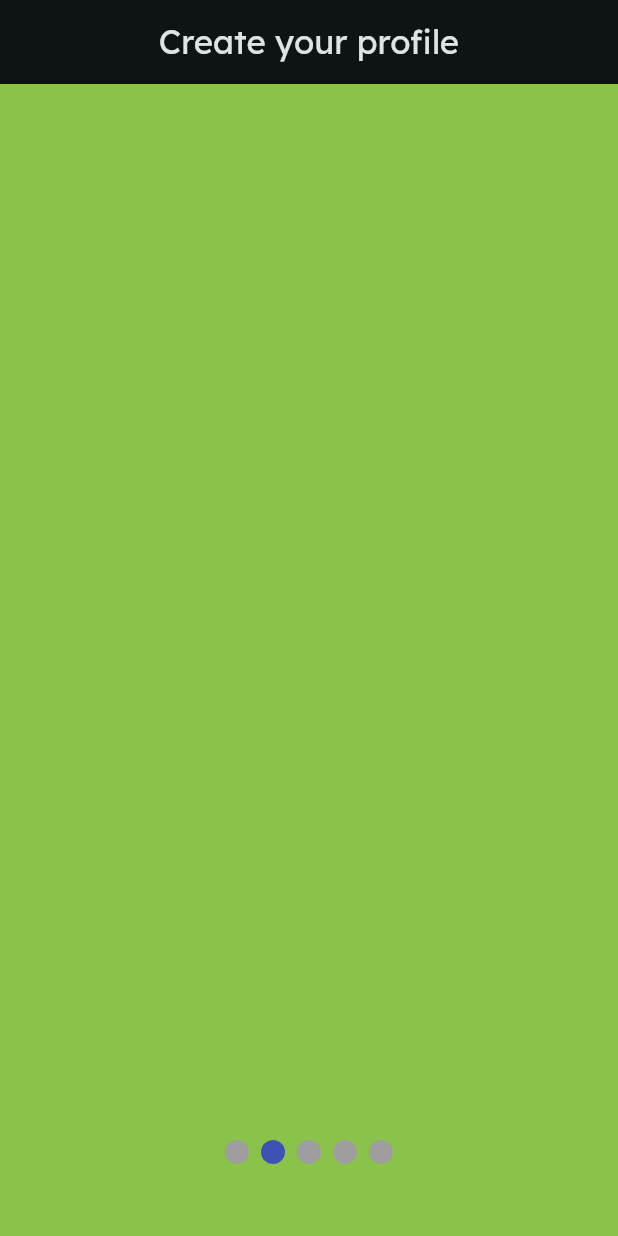
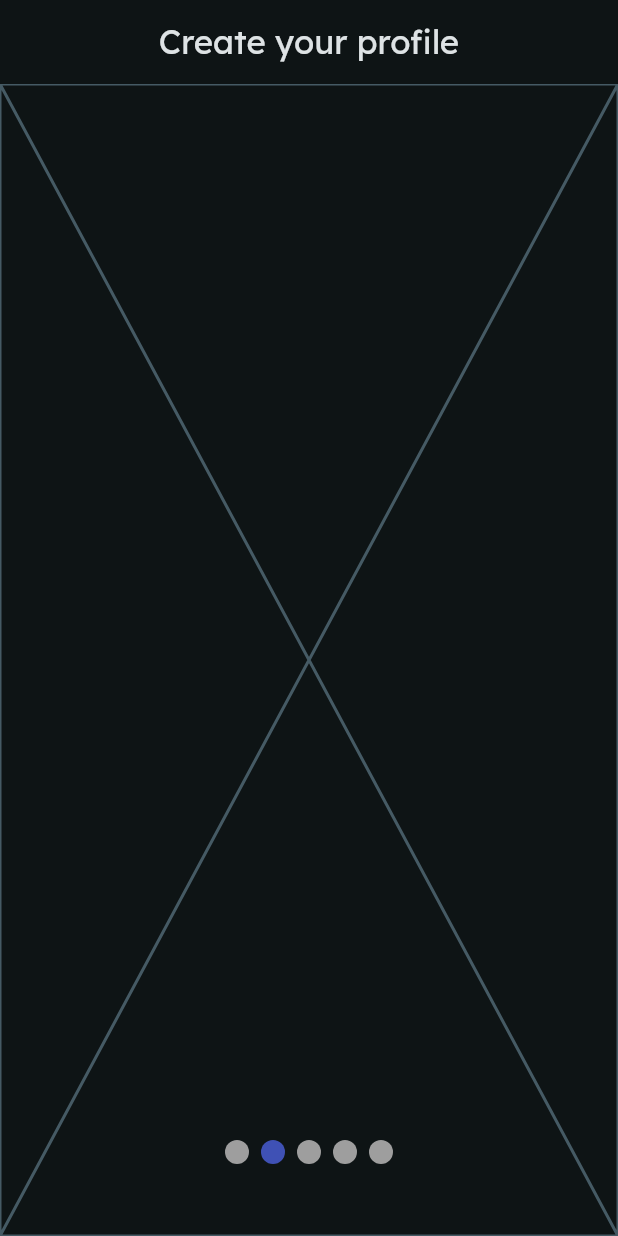
Before and after one commit to DCXan/apolli, a Flutter app: the screen it shows after launch, swiped to page 2, on a phone screen of 412 x 824 dp. Run offline on Flutter 3.47's test engine with Material 3 defaults, Android fonts, the light colour scheme and no system bars; drawn by our look-alikes of smooth_page_indicator; our stand-ins replace google_fonts.

Commit message:
created separate onboarding pages

```diff
--- a/apolli/lib/onboarding/onboarding_flow.dart
+++ b/apolli/lib/onboarding/onboarding_flow.dart
@@ -1,3 +1,8 @@
+import 'package:apolli/onboarding/onboarding_page1.dart';
+import 'package:apolli/onboarding/onboarding_page2.dart';
+import 'package:apolli/onboarding/onboarding_page3.dart';
+import 'package:apolli/onboarding/onboarding_page4.dart';
+import 'package:apolli/onboarding/onboarding_page5.dart';
 import 'package:flutter/material.dart';
 import 'package:smooth_page_indicator/smooth_page_indicator.dart';
 
@@ -9,7 +14,7 @@ class OnboardingFlow extends StatefulWidget {
 }
 
 class _OnboardingFlowState extends State<OnboardingFlow> {
-  final _controller = PageController(initialPage: 0);
+  final _controller = PageController(initialPage: 0); // needed to control the page indicator
 
   void _goToPage(index) {
     _controller.animateToPage(index,
@@ -29,22 +34,12 @@ class _OnboardingFlowState extends State<OnboardingFlow> {
         children: [
           PageView(
             controller: _controller,
-            children: [
-              Container(
-                color: Colors.amber,
-              ),
-              Container(
-                color: Colors.lightGreen,
-              ),
-              Container(
-                color: Colors.blue,
-              ),
-              Container(
-                color: Colors.deepPurple,
-              ),
-              Container(
-                color: Colors.deepOrange,
-              ),
+            children: const [
+              OnboardingPage1(),
+              OnboardingPage2(),
+              OnboardingPage3(),
+              OnboardingPage4(),
+              OnboardingPage5(),
             ],
           ),
           Container(
--- /dev/null
+++ b/apolli/lib/onboarding/onboarding_page2.dart
@@ -0,0 +1,10 @@
+import 'package:flutter/material.dart';
+
+class OnboardingPage2 extends StatelessWidget {
+  const OnboardingPage2({super.key});
+
+  @override
+  Widget build(BuildContext context) {
+    return const Placeholder();
+  }
+}
```
Also changed, not shown: apolli/lib/onboarding/onboarding_page1.dart (added, +34 -0 lines), apolli/lib/onboarding/onboarding_page3.dart (added, +10 -0 lines), apolli/lib/onboarding/onboarding_page4.dart (added, +10 -0 lines), apolli/lib/onboarding/onboarding_page5.dart (added, +10 -0 lines).
